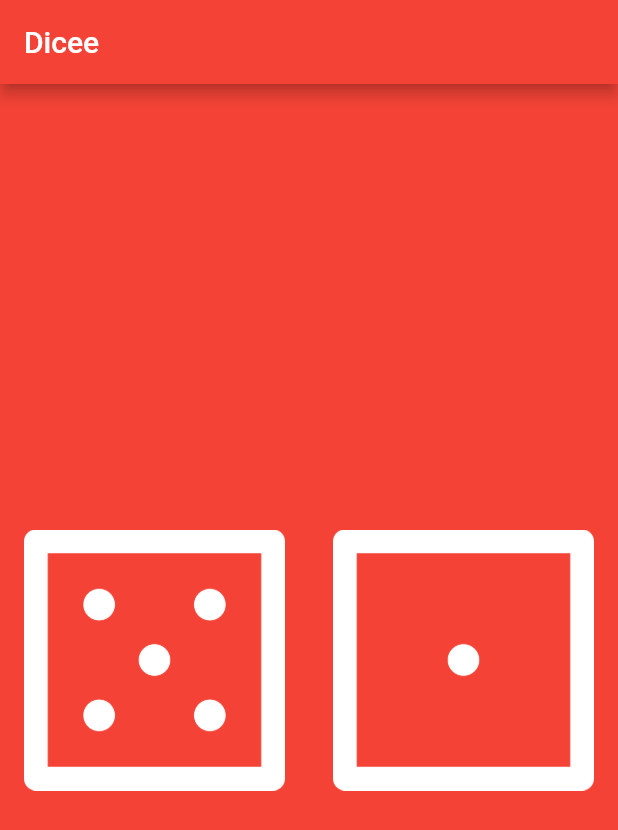
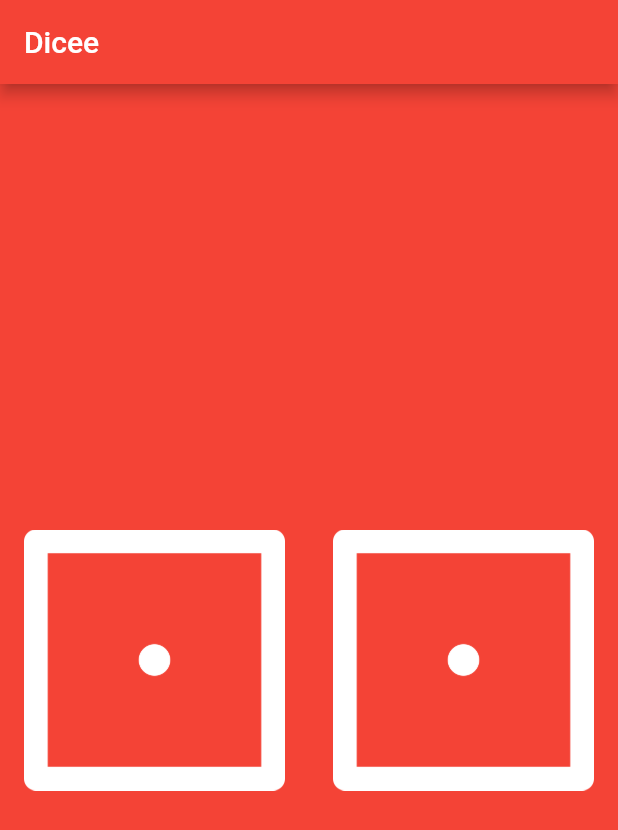
Before and after one commit to hammadyousuf/dicee, a Flutter app: the screen it shows after launch, on a phone screen of 412 x 824 dp. Shown: the top 830 px of the screen. Run offline on Flutter 3.47's test engine with Material 2 defaults, Android fonts, the phone set to English and light mode, and no system bars.

```diff
--- a/lib/main.dart
+++ b/lib/main.dart
@@ -14,28 +14,42 @@ void main() {
     ),
   );
 }
+class DicePage extends StatefulWidget {
 
-class DicePage extends StatelessWidget {
+  @override
+  _DicePageState createState() => _DicePageState();
+}
+
+class _DicePageState extends State<DicePage> {
+  int leftDiceNumber =1;
   @override
   Widget build(BuildContext context) {
-    var leftDiceNumber= 5;
+
     return Center(
       child: Row(
         children: <Widget>[
+          Expanded(
+            child:FlatButton(
+              onPressed: (){
+                setState((){
+                  leftDiceNumber= 3;
+                  print('Left Button Got Clicked');
+                });
+
+              },
+              child: Image.asset('images/dice$leftDiceNumber.png'),
+
+            ),
+          ),
 
           Expanded(
-            child:Padding(
-            padding: EdgeInsets.all(16.0),
-              child: Image.asset('images/dice$leftDiceNumber.png')
+            child:FlatButton(
+              onPressed: (){
+                print('Right Button Got Clicked');
+              },
+              child: Image.asset('images/dice1.png'),
 
-          ),
-          ),
-          Expanded(
-              child:Padding(
-          padding: EdgeInsets.all(16.0),
-
-              child:Image.asset('images/dice1.png')
-              ),
+            ),
           ),
         ],
 
```
